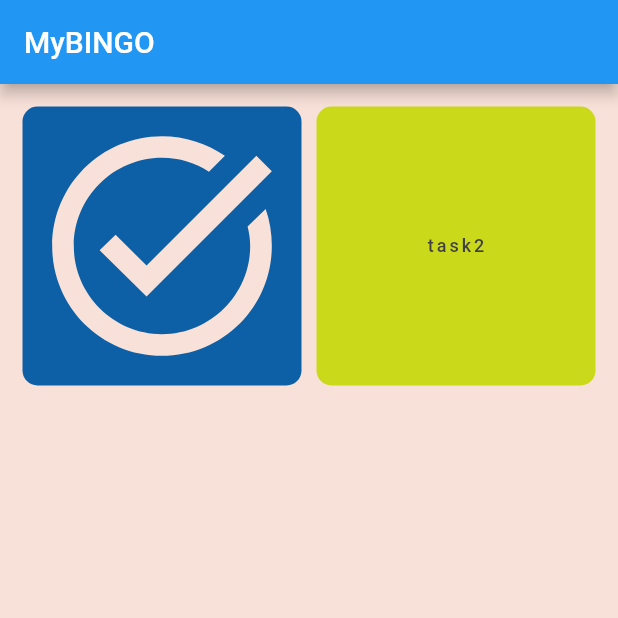
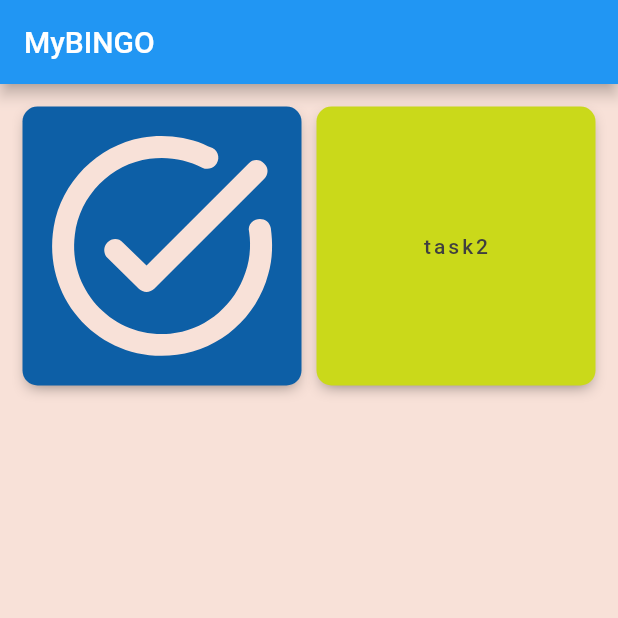
Before and after one commit to snehasingh95/MyBINGO, a Flutter app: the screen it shows after launch, after a tap on "task1", on a phone screen of 412 x 824 dp, the top half of it. Run offline on Flutter 3.47's test engine with Material 2 defaults, Android fonts, the phone set to English and light mode, and no system bars.

Commit message:
Added shadows to tiles

```diff
--- a/lib/constants/colorCode.dart
+++ b/lib/constants/colorCode.dart
@@ -1,9 +1,14 @@
 import 'package:flutter/material.dart';
 
 class ColorCode {
+  //colors
   static const Color BLUE = Color(0xFF0D5FA6);
   static const Color CYAN = Color(0XFF52CBD9);
   static const Color LIME_GREEN = Color(0XFFCAD91A);
   static const Color PEACH = Color(0XFFF8E1D8);
   static const Color GREY = Color(0XFF3F3F3F);
+
+  //shadows
+  static const Color WHITE_SHADOW = Color.fromARGB(180, 255, 255, 255);
+  static const Color BLACK_SHADOW = Color.fromARGB(127, 0, 0, 0);
 }
--- a/lib/pages/tileWidget.dart
+++ b/lib/pages/tileWidget.dart
@@ -19,6 +19,15 @@ class _TileWidgetState extends State<TileWidget> {
         widget.tile.finished ? ColorCode.BLUE : ColorCode.LIME_GREEN;
     return GestureDetector(
       onTap: () => finishTileTask(widget.tile),
+      child: DecoratedBox(
+        decoration: BoxDecoration(boxShadow: [
+          BoxShadow(
+            color: ColorCode.BLACK_SHADOW,
+            blurRadius: 8.0,
+            offset: Offset(0, 4),
+            spreadRadius: -4.0,
+          ),
+        ]),
         child: SizedBox.square(
           dimension: MediaQuery.of(context).size.width,
           child: DecoratedBox(
@@ -27,7 +36,8 @@ class _TileWidgetState extends State<TileWidget> {
               borderRadius: BorderRadius.circular(10.0),
             ),
             child: Center(
-            child: getTile(widget.tile),
+              child: getContent(widget.tile),
+            ),
           ),
         ),
       ),
@@ -42,7 +52,7 @@ class _TileWidgetState extends State<TileWidget> {
     }
   }
 
-  Widget getTile(Tile tile) =>
+  Widget getContent(Tile tile) =>
       tile.finished ? getFinishedTile(tile) : getPendingTile(tile);
 
   Widget getPendingTile(Tile tile) {
@@ -54,7 +64,7 @@ class _TileWidgetState extends State<TileWidget> {
           color: ColorCode.GREY,
           fontFamily: 'Roboto',
           fontWeight: FontWeight.w500,
-          fontSize: 12.0,
+          fontSize: 14.0,
           letterSpacing: 2.0,
         ),
       ),
@@ -66,7 +76,7 @@ class _TileWidgetState extends State<TileWidget> {
       child: LayoutBuilder(
         builder: (BuildContext, BoxConstraints) {
           return Icon(
-            Icons.task_alt,
+            Icons.task_alt_rounded,
             color: ColorCode.PEACH,
             size: BoxConstraints.biggest.width - 10.0,
           );
```
Lines whose indentation alone changed are shown as unchanged.
